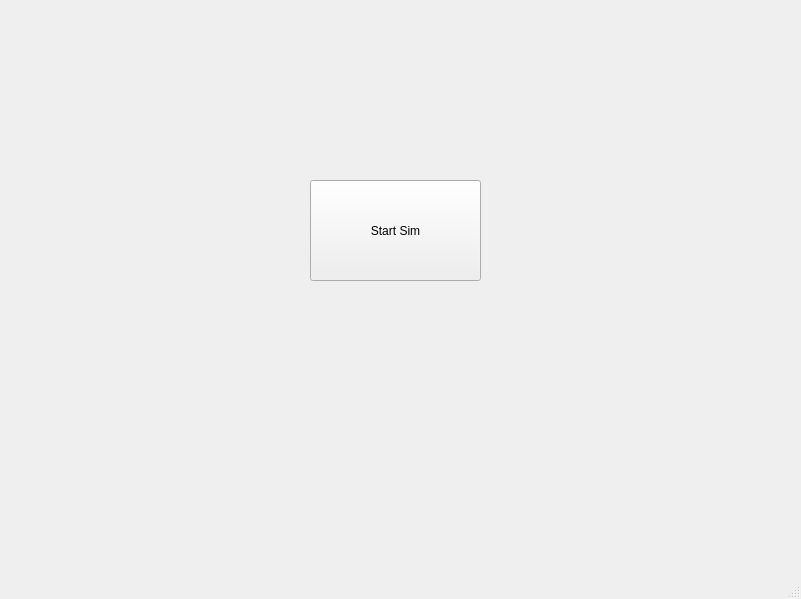
Old version of the form orbit_sim.ui in the repository DerkNiessink/orbit_sim.
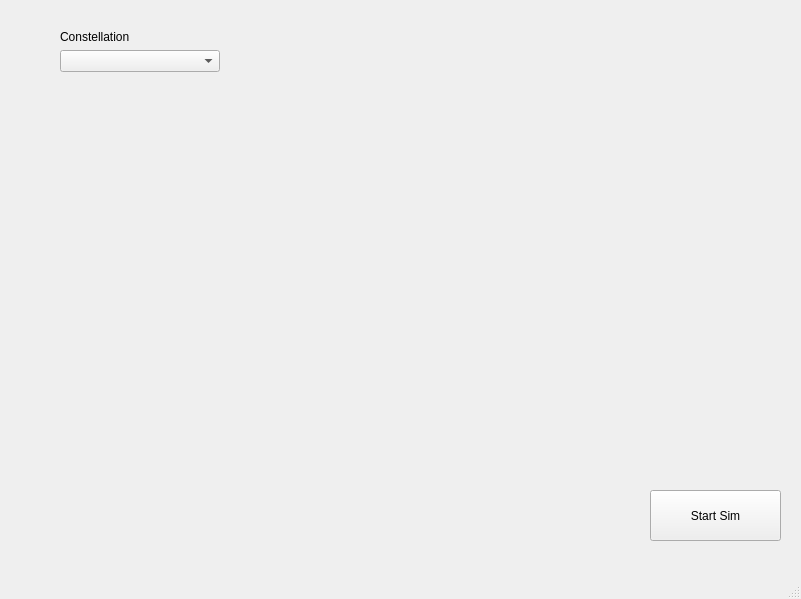
New version of the form.

Commit message: added combobox for choosing standard constellation

```diff
--- a/orbit_sim.ui
+++ b/orbit_sim.ui
@@ -17,16 +17,61 @@
    <widget class="QPushButton" name="start_button">
     <property name="geometry">
      <rect>
-      <x>310</x>
-      <y>180</y>
-      <width>171</width>
-      <height>101</height>
+      <x>650</x>
+      <y>490</y>
+      <width>131</width>
+      <height>51</height>
      </rect>
     </property>
     <property name="text">
      <string>Start Sim</string>
     </property>
    </widget>
+   <widget class="QWidget" name="verticalLayoutWidget_2">
+    <property name="geometry">
+     <rect>
+      <x>60</x>
+      <y>30</y>
+      <width>160</width>
+      <height>80</height>
+     </rect>
+    </property>
+    <layout class="QVBoxLayout" name="verticalLayout_2">
+     <item>
+      <widget class="QLabel" name="label_1">
+       <property name="text">
+        <string>Constellation</string>
+       </property>
+      </widget>
+     </item>
+     <item>
+      <widget class="QComboBox" name="constellation_ComboBox">
+       <property name="editable">
+        <bool>false</bool>
+       </property>
+       <property name="currentText">
+        <string/>
+       </property>
+       <property name="currentIndex">
+        <number>-1</number>
+       </property>
+      </widget>
+     </item>
+     <item>
+      <spacer name="verticalSpacer_1">
+       <property name="orientation">
+        <enum>Qt::Vertical</enum>
+       </property>
+       <property name="sizeHint" stdset="0">
+        <size>
+         <width>20</width>
+         <height>40</height>
+        </size>
+       </property>
+      </spacer>
+     </item>
+    </layout>
+   </widget>
   </widget>
   <widget class="QMenuBar" name="menubar">
    <property name="geometry">
```
Left out of the diff: 8 changed lines with no effect on the pictures. The commit also changes 7 other files.
